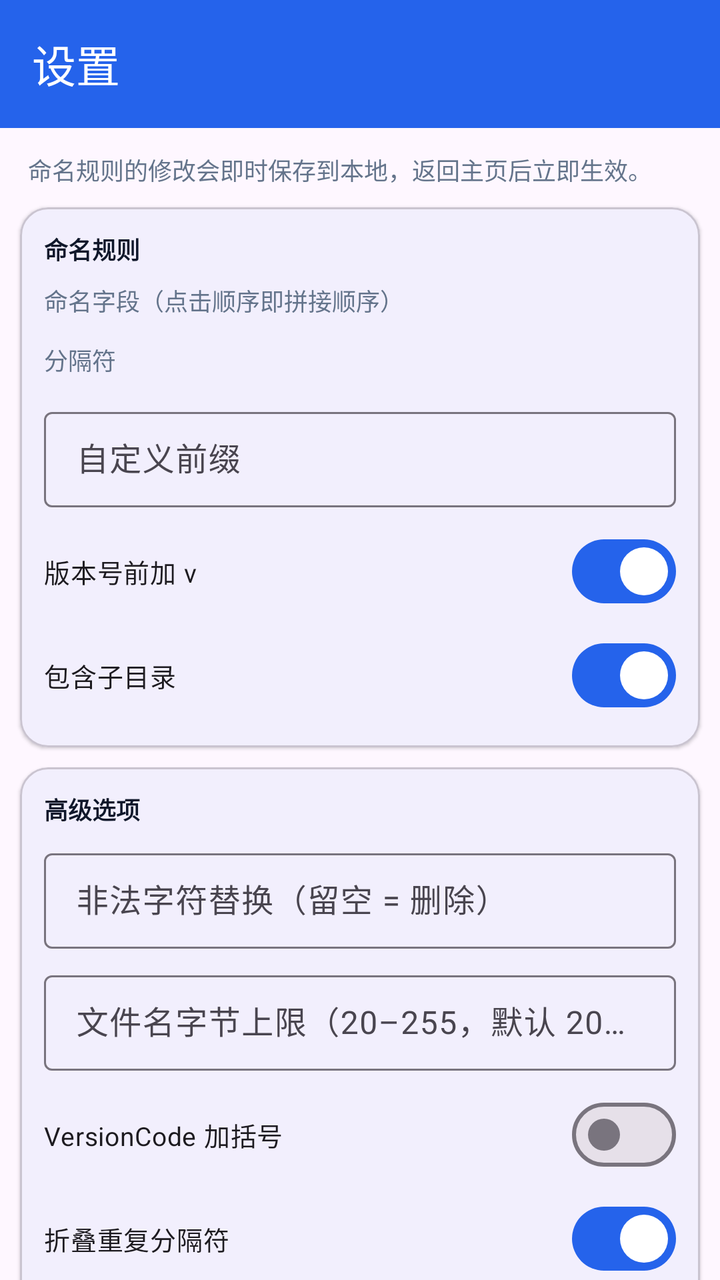
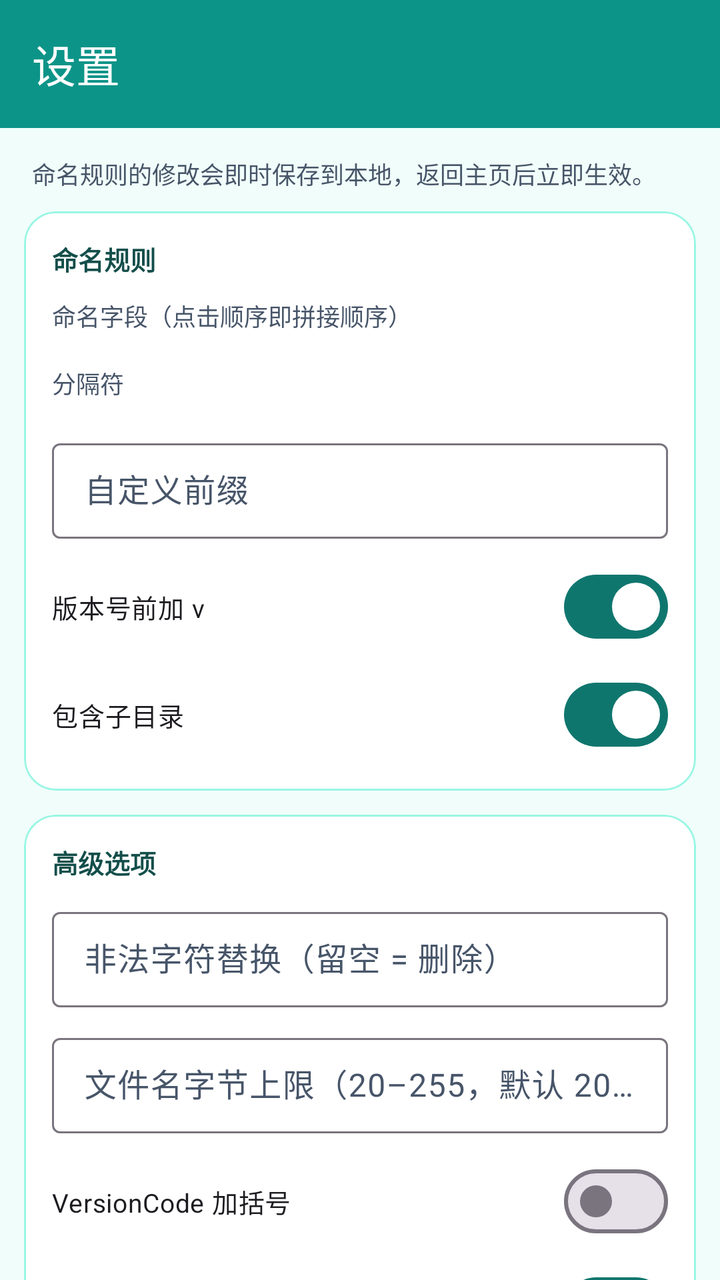

The first picture is an Android layout as it rendered before a commit; the second is the same layout after the commit. The layout source and the unified diff follow.
<!-- AndroidManifest.xml: application theme Theme.ApkRenamer -->
<!-- res/layout/activity_settings.xml -->
<?xml version="1.0" encoding="utf-8"?>
<LinearLayout xmlns:android="http://schemas.android.com/apk/res/android"
    xmlns:app="http://schemas.android.com/apk/res-auto"
    android:layout_width="match_parent"
    android:layout_height="match_parent"
    android:orientation="vertical">

    
    <com.google.android.material.appbar.MaterialToolbar
        android:id="@+id/toolbar"
        android:layout_width="match_parent"
        android:layout_height="wrap_content"
        android:background="@color/brand"
        android:minHeight="?attr/actionBarSize"
        app:navigationIconTint="#FFFFFF"
        app:title="@string/settings_title"
        app:titleTextColor="#FFFFFF" />

    
    <androidx.core.widget.NestedScrollView
        android:id="@+id/scrollContent"
        android:layout_width="match_parent"
        android:layout_height="0dp"
        android:layout_weight="1"
        android:clipToPadding="false"
        android:fillViewport="true">

        <LinearLayout
            android:layout_width="match_parent"
            android:layout_height="wrap_content"
            android:orientation="vertical"
            android:paddingBottom="10dp">

            <TextView
                android:layout_width="match_parent"
                android:layout_height="wrap_content"
                android:paddingStart="14dp"
                android:paddingTop="12dp"
                android:paddingEnd="14dp"
                android:text="@string/settings_desc"
                android:textColor="@color/text_secondary"
                android:textSize="12sp" />

            

            <com.google.android.material.card.MaterialCardView
                android:layout_width="match_parent"
                android:layout_height="wrap_content"
                android:layout_margin="10dp"
                app:cardCornerRadius="14dp"
                app:cardElevation="1dp">

                <LinearLayout
                    android:layout_width="match_parent"
                    android:layout_height="wrap_content"
                    android:orientation="vertical"
                    android:padding="12dp">

                    <TextView
                        android:layout_width="wrap_content"
                        android:layout_height="wrap_content"
                        android:text="@string/rule_group_title"
                        android:textColor="@color/text_primary"
                        android:textSize="12sp"
                        android:textStyle="bold" />

                    <TextView
                        android:layout_width="wrap_content"
                        android:layout_height="wrap_content"
                        android:layout_marginTop="8dp"
                        android:text="@string/fields_title"
                        android:textColor="@color/text_secondary"
                        android:textSize="12sp" />

                    <com.google.android.material.chip.ChipGroup
                        android:id="@+id/chipFields"
                        android:layout_width="match_parent"
                        android:layout_height="wrap_content"
                        android:layout_marginTop="4dp"
                        app:chipSpacingVertical="0dp"
                        app:singleSelection="false" />

                    <TextView
                        android:layout_width="wrap_content"
                        android:layout_height="wrap_content"
                        android:layout_marginTop="8dp"
                        android:text="@string/separator_title"
                        android:textColor="@color/text_secondary"
                        android:textSize="12sp" />

                    <com.google.android.material.chip.ChipGroup
                        android:id="@+id/chipSeparators"
                        android:layout_width="match_parent"
                        android:layout_height="wrap_content"
                        android:layout_marginTop="4dp"
                        app:selectionRequired="true"
                        app:singleSelection="true" />

                    <com.google.android.material.textfield.TextInputLayout
                        style="@style/Widget.Material3.TextInputLayout.OutlinedBox.Dense"
                        android:layout_width="match_parent"
                        android:layout_height="wrap_content"
                        android:layout_marginTop="8dp"
                        android:hint="@string/custom_prefix_hint">

                        <com.google.android.material.textfield.TextInputEditText
                            android:id="@+id/etPrefix"
                            android:layout_width="match_parent"
                            android:layout_height="wrap_content"
                            android:imeOptions="actionDone"
                            android:inputType="text"
                            android:maxLines="1" />
                    </com.google.android.material.textfield.TextInputLayout>

                    <com.google.android.material.materialswitch.MaterialSwitch
                        android:id="@+id/swVersionV"
                        android:layout_width="match_parent"
                        android:layout_height="wrap_content"
                        android:layout_marginTop="8dp"
                        android:checked="true"
                        android:text="@string/version_prefix_v"
                        android:textSize="13sp" />

                    <com.google.android.material.materialswitch.MaterialSwitch
                        android:id="@+id/swRecursive"
                        android:layout_width="match_parent"
                        android:layout_height="wrap_content"
                        android:layout_marginTop="4dp"
                        android:checked="true"
                        android:text="@string/recursive"
                        android:textSize="13sp" />
                </LinearLayout>
            </com.google.android.material.card.MaterialCardView>

            

            <com.google.android.material.card.MaterialCardView
                android:layout_width="match_parent"
                android:layout_height="wrap_content"
                android:layout_marginStart="10dp"
                android:layout_marginEnd="10dp"
                app:cardCornerRadius="14dp"
                app:cardElevation="1dp">

                <LinearLayout
                    android:layout_width="match_parent"
                    android:layout_height="wrap_content"
                    android:orientation="vertical"
                    android:padding="12dp">

                    <TextView
                        android:layout_width="wrap_content"
                        android:layout_height="wrap_content"
                        android:text="@string/advanced_title"
                        android:textColor="@color/text_primary"
                        android:textSize="12sp"
                        android:textStyle="bold" />

                    <com.google.android.material.textfield.TextInputLayout
                        style="@style/Widget.Material3.TextInputLayout.OutlinedBox.Dense"
                        android:layout_width="match_parent"
                        android:layout_height="wrap_content"
                        android:layout_marginTop="8dp"
                        android:hint="@string/illegal_replacement_hint">

                        <com.google.android.material.textfield.TextInputEditText
                            android:id="@+id/etIllegalReplacement"
                            android:layout_width="match_parent"
                            android:layout_height="wrap_content"
                            android:imeOptions="actionDone"
                            android:inputType="text"
                            android:maxLines="1" />
                    </com.google.android.material.textfield.TextInputLayout>

                    <com.google.android.material.textfield.TextInputLayout
                        style="@style/Widget.Material3.TextInputLayout.OutlinedBox.Dense"
                        android:layout_width="match_parent"
                        android:layout_height="wrap_content"
                        android:layout_marginTop="8dp"
                        android:hint="@string/max_byte_length_hint">

                        <com.google.android.material.textfield.TextInputEditText
                            android:id="@+id/etMaxByteLength"
                            android:layout_width="match_parent"
                            android:layout_height="wrap_content"
                            android:imeOptions="actionDone"
                            android:inputType="number"
                            android:maxLength="3"
                            android:maxLines="1" />
                    </com.google.android.material.textfield.TextInputLayout>

                    <com.google.android.material.materialswitch.MaterialSwitch
                        android:id="@+id/swWrapVersionCode"
                        android:layout_width="match_parent"
                        android:layout_height="wrap_content"
                        android:layout_marginTop="8dp"
                        android:text="@string/wrap_version_code"
                        android:textSize="13sp" />

                    <com.google.android.material.materialswitch.MaterialSwitch
                        android:id="@+id/swCollapseSeparator"
                        android:layout_width="match_parent"
                        android:layout_height="wrap_content"
                        android:layout_marginTop="4dp"
                        android:checked="true"
                        android:text="@string/collapse_separator"
                        android:textSize="13sp" />

                    <com.google.android.material.materialswitch.MaterialSwitch
                        android:id="@+id/swTrimSpaces"
                        android:layout_width="match_parent"
                        android:layout_height="wrap_content"
                        android:layout_marginTop="4dp"
                        android:checked="true"
                        android:text="@string/trim_spaces"
                        android:textSize="13sp" />

                    <com.google.android.material.materialswitch.MaterialSwitch
                        android:id="@+id/swLowercaseExt"
                        android:layout_width="match_parent"
                        android:layout_height="wrap_content"
                        android:layout_marginTop="4dp"
                        android:checked="true"
                        android:text="@string/lowercase_extension"
                        android:textSize="13sp" />
                </LinearLayout>
            </com.google.android.material.card.MaterialCardView>

            

            <com.google.android.material.card.MaterialCardView
                android:layout_width="match_parent"
                android:layout_height="wrap_content"
                android:layout_margin="10dp"
                app:cardCornerRadius="14dp"
                app:cardElevation="1dp">

                <LinearLayout
                    android:layout_width="match_parent"
                    android:layout_height="wrap_content"
                    android:orientation="vertical"
                    android:padding="12dp">

                    <TextView
                        android:layout_width="wrap_content"
                        android:layout_height="wrap_content"
                        android:text="@string/preview_group_title"
                        android:textColor="@color/text_primary"
                        android:textSize="12sp"
                        android:textStyle="bold" />

                    <TextView
                        android:id="@+id/tvTemplate"
                        android:layout_width="match_parent"
                        android:layout_height="wrap_content"
                        android:layout_marginTop="8dp"
                        android:background="@color/surface_muted"
                        android:padding="8dp"
                        android:textColor="@color/brand_dark"
                        android:textSize="12sp" />
                </LinearLayout>
            </com.google.android.material.card.MaterialCardView>
        </LinearLayout>
    </androidx.core.widget.NestedScrollView>

</LinearLayout>
<!-- resources referenced by this layout -->
<resources>
  <color name="brand">#2563EB</color>
  <color name="brand_dark">#1D4ED8</color>
  <color name="surface_muted">#F1F5F9</color>
  <color name="text_primary">#0F172A</color>
  <color name="text_secondary">#64748B</color>
  <string name="advanced_title">高级选项</string>
  <string name="collapse_separator">折叠重复分隔符</string>
  <string name="custom_prefix_hint">自定义前缀</string>
  <string name="fields_title">命名字段（点击顺序即拼接顺序）</string>
  <string name="illegal_replacement_hint">非法字符替换（留空 = 删除）</string>
  <string name="lowercase_extension">扩展名小写</string>
  <string name="max_byte_length_hint">文件名字节上限（20–255，默认 200）</string>
  <string name="preview_group_title">预览</string>
  <string name="recursive">包含子目录</string>
  <string name="rule_group_title">命名规则</string>
  <string name="separator_title">分隔符</string>
  <string name="settings_desc">命名规则的修改会即时保存到本地，返回主页后立即生效。</string>
  <string name="settings_title">设置</string>
  <string name="trim_spaces">裁剪多余空格</string>
  <string name="version_prefix_v">版本号前加 v</string>
  <string name="wrap_version_code">VersionCode 加括号</string>
  <style name="Theme.ApkRenamer" parent="Theme.Material3.DayNight.NoActionBar">
          <item name="colorPrimary">@color/brand</item>
          <item name="colorPrimaryDark">@color/brand_dark</item>
          <item name="colorSecondary">@color/brand</item>
          <item name="colorPrimaryContainer">@color/brand_dark</item>
          
          <item name="android:statusBarColor" tools:targetApi="21">@color/brand</item>
          
          <item name="android:windowLightStatusBar" tools:targetApi="23">false</item>
          
          <item name="android:enforceStatusBarContrast" tools:targetApi="29">false</item>
          <item name="android:enforceNavigationBarContrast" tools:targetApi="29">false</item>
          <item name="android:windowBackground">?attr/colorSurface</item>
      </style>
</resources>

<!-- the commit's change to res/layout/activity_settings.xml (unified diff, before → after) -->
@@ -10,7 +10,7 @@
         android:id="@+id/toolbar"
         android:layout_width="match_parent"
         android:layout_height="wrap_content"
-        android:background="@color/brand"
+        android:background="@color/toolbar_bg"
         android:minHeight="?attr/actionBarSize"
         app:navigationIconTint="#FFFFFF"
         app:title="@string/settings_title"
@@ -29,14 +29,14 @@
             android:layout_width="match_parent"
             android:layout_height="wrap_content"
             android:orientation="vertical"
-            android:paddingBottom="10dp">
+            android:paddingBottom="12dp">
 
             <TextView
                 android:layout_width="match_parent"
                 android:layout_height="wrap_content"
-                android:paddingStart="14dp"
-                android:paddingTop="12dp"
-                android:paddingEnd="14dp"
+                android:paddingHorizontal="16dp"
+                android:paddingTop="14dp"
+                android:paddingBottom="4dp"
                 android:text="@string/settings_desc"
                 android:textColor="@color/text_secondary"
                 android:textSize="12sp" />
@@ -46,28 +46,31 @@
             <com.google.android.material.card.MaterialCardView
                 android:layout_width="match_parent"
                 android:layout_height="wrap_content"
-                android:layout_margin="10dp"
-                app:cardCornerRadius="14dp"
-                app:cardElevation="1dp">
+                android:layout_marginHorizontal="12dp"
+                android:layout_marginVertical="6dp"
+                app:cardCornerRadius="16dp"
+                app:cardElevation="0dp"
+                app:strokeColor="@color/divider"
+                app:strokeWidth="1dp">
 
                 <LinearLayout
                     android:layout_width="match_parent"
                     android:layout_height="wrap_content"
                     android:orientation="vertical"
-                    android:padding="12dp">
+                    android:padding="14dp">
 
                     <TextView
                         android:layout_width="wrap_content"
                         android:layout_height="wrap_content"
                         android:text="@string/rule_group_title"
                         android:textColor="@color/text_primary"
-                        android:textSize="12sp"
+                        android:textSize="13sp"
                         android:textStyle="bold" />
 
                     <TextView
                         android:layout_width="wrap_content"
                         android:layout_height="wrap_content"
-                        android:layout_marginTop="8dp"
+                        android:layout_marginTop="10dp"
                         android:text="@string/fields_title"
                         android:textColor="@color/text_secondary"
                         android:textSize="12sp" />
@@ -76,14 +79,14 @@
                         android:id="@+id/chipFields"
                         android:layout_width="match_parent"
                         android:layout_height="wrap_content"
-                        android:layout_marginTop="4dp"
+                        android:layout_marginTop="6dp"
                         app:chipSpacingVertical="0dp"
                         app:singleSelection="false" />
 
                     <TextView
                         android:layout_width="wrap_content"
                         android:layout_height="wrap_content"
-                        android:layout_marginTop="8dp"
+                        android:layout_marginTop="10dp"
                         android:text="@string/separator_title"
                         android:textColor="@color/text_secondary"
                         android:textSize="12sp" />
@@ -92,7 +95,7 @@
                         android:id="@+id/chipSeparators"
                         android:layout_width="match_parent"
                         android:layout_height="wrap_content"
-                        android:layout_marginTop="4dp"
+                        android:layout_marginTop="6dp"
                         app:selectionRequired="true"
                         app:singleSelection="true" />
 
@@ -100,7 +103,7 @@
                         style="@style/Widget.Material3.TextInputLayout.OutlinedBox.Dense"
                         android:layout_width="match_parent"
                         android:layout_height="wrap_content"
-                        android:layout_marginTop="8dp"
+                        android:layout_marginTop="10dp"
                         android:hint="@string/custom_prefix_hint">
 
                         <com.google.android.material.textfield.TextInputEditText
@@ -116,7 +119,7 @@
                         android:id="@+id/swVersionV"
                         android:layout_width="match_parent"
                         android:layout_height="wrap_content"
-                        android:layout_marginTop="8dp"
+                        android:layout_marginTop="10dp"
                         android:checked="true"
                         android:text="@string/version_prefix_v"
                         android:textSize="13sp" />
@@ -125,7 +128,7 @@
                         android:id="@+id/swRecursive"
                         android:layout_width="match_parent"
                         android:layout_height="wrap_content"
-                        android:layout_marginTop="4dp"
+                        android:layout_marginTop="6dp"
                         android:checked="true"
                         android:text="@string/recursive"
                         android:textSize="13sp" />
@@ -137,30 +140,32 @@
             <com.google.android.material.card.MaterialCardView
                 android:layout_width="match_parent"
                 android:layout_height="wrap_content"
-                android:layout_marginStart="10dp"
-                android:layout_marginEnd="10dp"
-                app:cardCornerRadius="14dp"
-                app:cardElevation="1dp">
+                android:layout_marginHorizontal="12dp"
+                android:layout_marginVertical="6dp"
+                app:cardCornerRadius="16dp"
+                app:cardElevation="0dp"
+                app:strokeColor="@color/divider"
+                app:strokeWidth="1dp">
 
                 <LinearLayout
                     android:layout_width="match_parent"
                     android:layout_height="wrap_content"
                     android:orientation="vertical"
-                    android:padding="12dp">
+                    android:padding="14dp">
 
                     <TextView
                         android:layout_width="wrap_content"
                         android:layout_height="wrap_content"
                         android:text="@string/advanced_title"
                         android:textColor="@color/text_primary"
-                        android:textSize="12sp"
+                        android:textSize="13sp"
                         android:textStyle="bold" />
 
                     <com.google.android.material.textfield.TextInputLayout
                         style="@style/Widget.Material3.TextInputLayout.OutlinedBox.Dense"
                         android:layout_width="match_parent"
                         android:layout_height="wrap_content"
-                        android:layout_marginTop="8dp"
+                        android:layout_marginTop="10dp"
                         android:hint="@string/illegal_replacement_hint">
 
                         <com.google.android.material.textfield.TextInputEditText
@@ -176,7 +181,7 @@
                         style="@style/Widget.Material3.TextInputLayout.OutlinedBox.Dense"
                         android:layout_width="match_parent"
                         android:layout_height="wrap_content"
-                        android:layout_marginTop="8dp"
+                        android:layout_marginTop="10dp"
                         android:hint="@string/max_byte_length_hint">
 
                         <com.google.android.material.textfield.TextInputEditText
@@ -193,7 +198,7 @@
                         android:id="@+id/swWrapVersionCode"
                         android:layout_width="match_parent"
                         android:layout_height="wrap_content"
-                        android:layout_marginTop="8dp"
+                        android:layout_marginTop="10dp"
                         android:text="@string/wrap_version_code"
                         android:textSize="13sp" />
 
@@ -201,7 +206,7 @@
                         android:id="@+id/swCollapseSeparator"
                         android:layout_width="match_parent"
                         android:layout_height="wrap_content"
-                        android:layout_marginTop="4dp"
+                        android:layout_marginTop="6dp"
                         android:checked="true"
                         android:text="@string/collapse_separator"
                         android:textSize="13sp" />
@@ -210,7 +215,7 @@
                         android:id="@+id/swTrimSpaces"
                         android:layout_width="match_parent"
                         android:layout_height="wrap_content"
-                        android:layout_marginTop="4dp"
+                        android:layout_marginTop="6dp"
                         android:checked="true"
                         android:text="@string/trim_spaces"
                         android:textSize="13sp" />
@@ -219,7 +224,7 @@
                         android:id="@+id/swLowercaseExt"
                         android:layout_width="match_parent"
                         android:layout_height="wrap_content"
-                        android:layout_marginTop="4dp"
+                        android:layout_marginTop="6dp"
                         android:checked="true"
                         android:text="@string/lowercase_extension"
                         android:textSize="13sp" />
@@ -231,32 +236,35 @@
             <com.google.android.material.card.MaterialCardView
                 android:layout_width="match_parent"
                 android:layout_height="wrap_content"
-                android:layout_margin="10dp"
-                app:cardCornerRadius="14dp"
-                app:cardElevation="1dp">
+                android:layout_marginHorizontal="12dp"
+                android:layout_marginVertical="6dp"
+                app:cardCornerRadius="16dp"
+                app:cardElevation="0dp"
+                app:strokeColor="@color/divider"
+                app:strokeWidth="1dp">
 
                 <LinearLayout
                     android:layout_width="match_parent"
                     android:layout_height="wrap_content"
                     android:orientation="vertical"
-                    android:padding="12dp">
+                    android:padding="14dp">
 
                     <TextView
                         android:layout_width="wrap_content"
                         android:layout_height="wrap_content"
                         android:text="@string/preview_group_title"
                         android:textColor="@color/text_primary"
-                        android:textSize="12sp"
+                        android:textSize="13sp"
                         android:textStyle="bold" />
 
                     <TextView
                         android:id="@+id/tvTemplate"
                         android:layout_width="match_parent"
                         android:layout_height="wrap_content"
-                        android:layout_marginTop="8dp"
-                        android:background="@color/surface_muted"
-                        android:padding="8dp"
-                        android:textColor="@color/brand_dark"
+                        android:layout_marginTop="10dp"
+                        android:background="@drawable/bg_template"
+                        android:padding="10dp"
+                        android:textColor="@color/brand_oncontainer"
                         android:textSize="12sp" />
                 </LinearLayout>
             </com.google.android.material.card.MaterialCardView>
<!-- resource entries referenced after the edit -->
@@ -1,10 +1,25 @@
 <!-- resources referenced by this layout -->
 <resources>
-  <color name="brand">#2563EB</color>
-  <color name="brand_dark">#1D4ED8</color>
-  <color name="surface_muted">#F1F5F9</color>
-  <color name="text_primary">#0F172A</color>
-  <color name="text_secondary">#64748B</color>
+  <color name="brand_oncontainer">#0F766E</color>
+  <color name="divider">#99F6E4</color>
+  <color name="brand">#0D9488</color>
+  <color name="surface_muted">#E8F1F4</color>
+  <color name="brand_deep">#0F766E</color>
+  <color name="brand_container">#CCFBF1</color>
+  <color name="accent">#EA580C</color>
+  <color name="on_accent">#000000</color>
+  <color name="surface_card">#FFFFFF</color>
+  <color name="bg_window">#F0FDFA</color>
+  <color name="text_primary">#134E4A</color>
+  <color name="text_secondary">#475569</color>
+  <color name="toolbar_bg">@color/brand</color>
+  <!-- drawable bg_template (drawable) -->
+  <?xml version="1.0" encoding="utf-8"?>
+  <shape xmlns:android="http://schemas.android.com/apk/res/android"
+      android:shape="rectangle">
+      <corners android:radius="8dp" />
+      <solid android:color="@color/surface_muted" />
+  </shape>
   <string name="advanced_title">高级选项</string>
   <string name="collapse_separator">折叠重复分隔符</string>
   <string name="custom_prefix_hint">自定义前缀</string>
@@ -22,18 +37,25 @@
   <string name="version_prefix_v">版本号前加 v</string>
   <string name="wrap_version_code">VersionCode 加括号</string>
   <style name="Theme.ApkRenamer" parent="Theme.Material3.DayNight.NoActionBar">
-          <item name="colorPrimary">@color/brand</item>
-          <item name="colorPrimaryDark">@color/brand_dark</item>
+          <item name="colorPrimary">@color/brand_deep</item>
+          <item name="colorPrimaryDark">@color/brand_deep</item>
           <item name="colorSecondary">@color/brand</item>
-          <item name="colorPrimaryContainer">@color/brand_dark</item>
+          <item name="colorPrimaryContainer">@color/brand_container</item>
+          <item name="colorOnPrimaryContainer">@color/brand_oncontainer</item>
+          <item name="colorTertiary">@color/accent</item>
+          <item name="colorOnTertiary">@color/on_accent</item>
+          <item name="colorOnPrimary">#FFFFFF</item>
+          <item name="colorSurface">@color/surface_card</item>
+          <item name="colorOnSurface">@color/text_primary</item>
+          <item name="colorOnSurfaceVariant">@color/text_secondary</item>
           
-          <item name="android:statusBarColor" tools:targetApi="21">@color/brand</item>
+          <item name="android:statusBarColor" tools:targetApi="21">@color/toolbar_bg</item>
           
           <item name="android:windowLightStatusBar" tools:targetApi="23">false</item>
           
           <item name="android:enforceStatusBarContrast" tools:targetApi="29">false</item>
           <item name="android:enforceNavigationBarContrast" tools:targetApi="29">false</item>
-          <item name="android:windowBackground">?attr/colorSurface</item>
+          <item name="android:windowBackground">@color/bg_window</item>
       </style>
 </resources>
 
